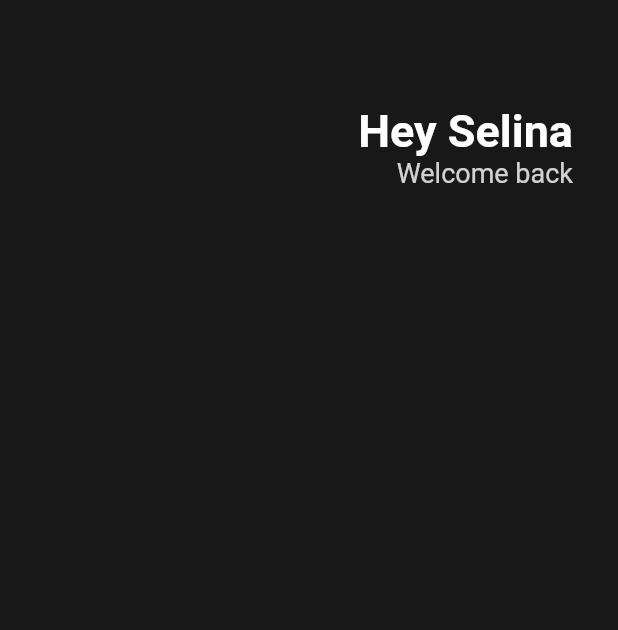
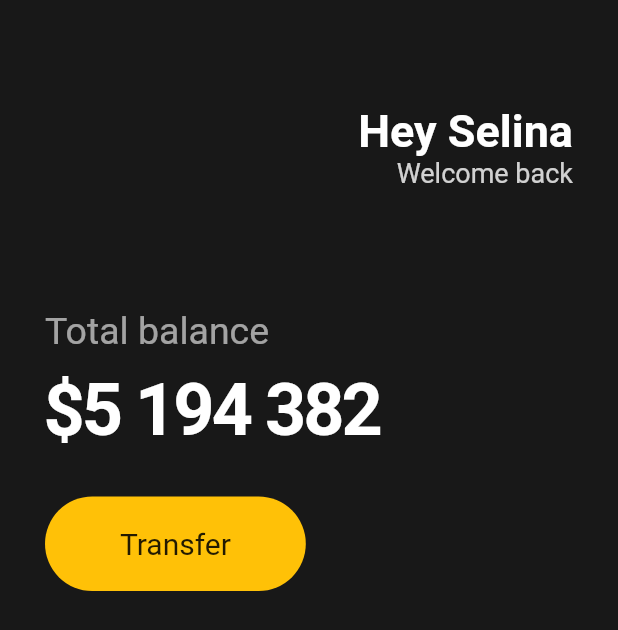
Before and after one commit to woong12/Flutter_UI, a Flutter app: the screen it shows after launch, on a phone screen of 412 x 824 dp. Shown: the top 630 px of the screen. Run offline on Flutter 3.47's test engine with Material 2 defaults, Android fonts, the phone set to English and light mode, and no system bars.

Commit message:
Buttons Section

```diff
--- a/lib/main.dart
+++ b/lib/main.dart
@@ -17,6 +17,7 @@
             horizontal: 30,
           ),
           child: Column(
+            crossAxisAlignment: CrossAxisAlignment.start,
             children: [
               SizedBox(
                 height: 70,
@@ -45,6 +46,55 @@
                     ],
                   )
                 ],
+              ),
+              SizedBox(
+                height: 80,
+              ),
+              Text(
+                'Total balance',
+                style: TextStyle(
+                  color: Colors.white.withOpacity(0.6),
+                  fontSize: 25,
+                ),
+              ),
+              SizedBox(
+                height: 10,
+              ),
+              Text(
+                '\$5 194 382',
+                style: TextStyle(
+                  color: Colors.white,
+                  fontSize: 48,
+                  fontWeight: FontWeight.w700,
+                  letterSpacing: -2,
+                ),
+              ),
+              SizedBox(
+                height: 30,
+              ),
+              Row(
+                children: [
+                  Container(
+                    decoration: BoxDecoration(
+                      color: Colors.amber,
+                      borderRadius: BorderRadius.circular(
+                        45,
+                      ),
+                    ),
+                    child: Padding(
+                      padding: EdgeInsets.symmetric(
+                        vertical: 20,
+                        horizontal: 50,
+                      ),
+                      child: Text(
+                        'Transfer',
+                        style: TextStyle(
+                          fontSize: 20,
+                        ),
+                      ),
+                    ),
+                  )
+                ],
               )
             ],
           ),
```
